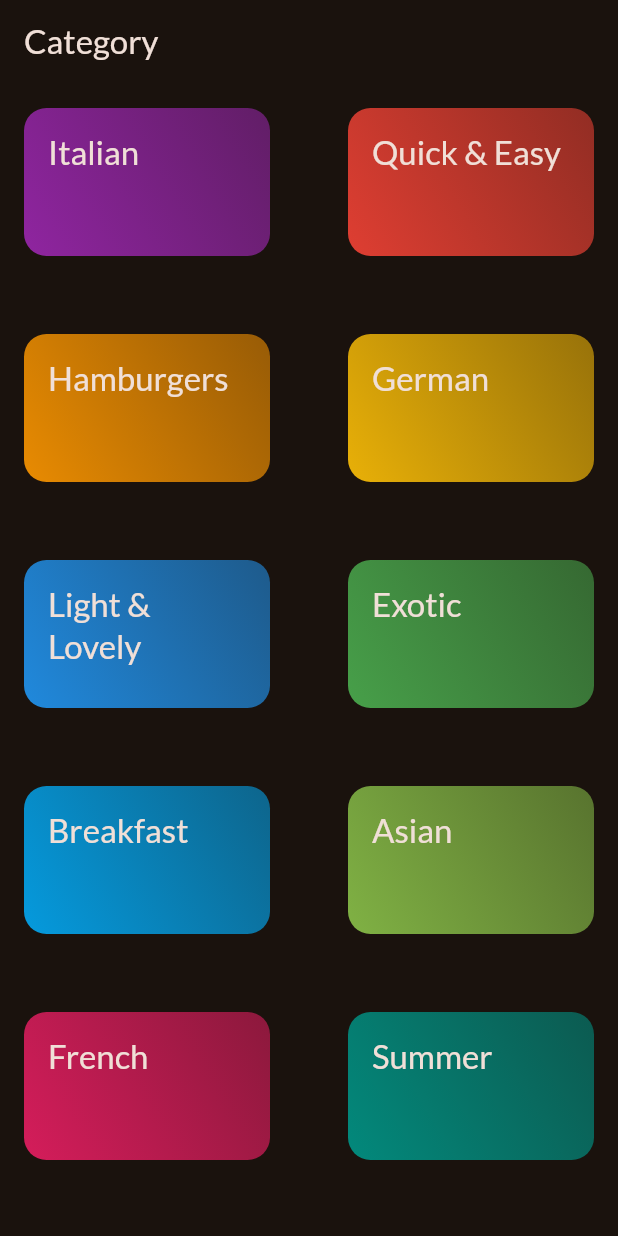
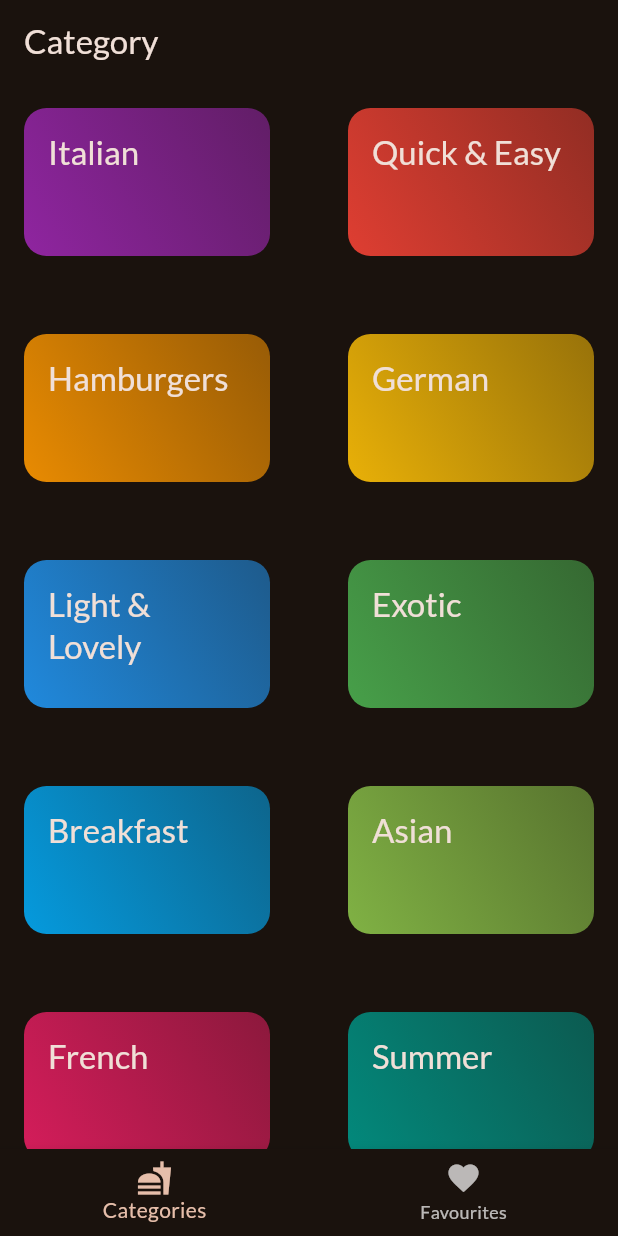
Before and after one commit to Nobita-17/mealsapp, a Flutter app: the screen it shows after launch, on a phone screen of 412 x 824 dp. Run offline on Flutter 3.47's test engine with Material 2 defaults, Android fonts, the phone set to English and light mode, and no system bars; our stand-ins replace google_fonts; missing offline and left inert: dart:js.

```diff
--- a/lib/data/dummy_data.dart
+++ b/lib/data/dummy_data.dart
@@ -3,7 +3,7 @@ import 'package:flutter/material.dart';
 
 import '../model/meals.dart';
 
-const availableCategories = [
+const availableCategories = [   //We have created a list of Categories based on our data model
   Category(
     id: 'c1',
     title: 'Italian',
--- a/lib/main.dart
+++ b/lib/main.dart
@@ -2,6 +2,7 @@ import 'package:flutter/material.dart';
 
 import 'package:google_fonts/google_fonts.dart';
 import 'package:mealsapp/screens/mealsscreen.dart';
+import 'package:mealsapp/widget/tabs.dart';
 
 import 'data/dummy_data.dart';
 import 'screens/categories.dart';
@@ -27,7 +28,7 @@ class App extends StatelessWidget {
   Widget build(BuildContext context) {
     return MaterialApp(
         theme: theme,
-        home: CategoryScreen(),
+        home: TabsScreen()
     );
   }
 }
--- a/lib/screens/categories.dart
+++ b/lib/screens/categories.dart
@@ -6,13 +6,18 @@ import 'package:mealsapp/model/categoryy.dart';
 
 import '../widget/category_gridItems.dart';
 
+
+
 class CategoryScreen extends StatelessWidget {
   const CategoryScreen({super.key});
+
+//Build Context Store the Location of Widegt in Widegt Tree.
+//Here we are passing Build context Explictedly since our function is not inside the build function
 
   void _selectedCategory(BuildContext context, Category category) {
     final filtermeals= dummyMeals.where((meal) => meal.categories.contains(category.id)).toList();
     Navigator.of(context).push(MaterialPageRoute(builder: (ctx) => mealsscreen(title: category.title, meals: filtermeals)));
-  }
+  } //In this we are just changing the Screen
 
   @override
   Widget build(BuildContext context) {
@@ -21,17 +26,17 @@ class CategoryScreen extends StatelessWidget {
       appBar: AppBar(
         title: Text('Category'),
       ),
-      body: GridView(
-        gridDelegate: SliverGridDelegateWithFixedCrossAxisCount(
+      body: GridView(                    // Displaying our Category in a GridView
+        gridDelegate: SliverGridDelegateWithFixedCrossAxisCount(    //Set properties to our Grid
           crossAxisCount: 2,
           childAspectRatio: 3 / 2,
           crossAxisSpacing: 20,
           mainAxisSpacing: 20,
         ),
         children: [
-          for (category in availableCategories)
-            CategoryGrid(category: category, onselect: () => _selectedCategory(context, category)),
-        ],
+          for (category in availableCategories)     //Loop will Form Define Each category Grid based on the Data
+            CategoryGrid(category: category, onselect: () => _selectedCategory(context, category)),  //This widegt comes with a function
+        ],  // This function is responsible fro making chnage in screen.
       ),
     );
   }
--- a/lib/screens/mealsscreen.dart
+++ b/lib/screens/mealsscreen.dart
@@ -15,7 +15,7 @@ class mealsscreen extends StatelessWidget {
   void myselect(BuildContext context, Meal meal) {       //chnage mealscreen to mealdetailscreen
     Navigator.of(context).push(
       MaterialPageRoute(
-        builder: (ctx) => MealDetail(
+        builder: (ctx) => MealDetail(   //shift from mealiemscreen to meal detail screen
           meal: meal,
         ),
       ),
@@ -45,11 +45,11 @@ class mealsscreen extends StatelessWidget {
     );
 
     if (meals.isNotEmpty) {
-      content = ListView.builder(
+      content = ListView.builder(   //displaying List of Widegt . Data type of meal is list
         itemCount: meals.length,
         itemBuilder: (ctx, index) => MealsItemss(
           meal: meals[index],
-          onselect: myselect,   //This widegt takes this function as an argument
+          onselect: myselect,   //This widget takes this function as an argument
         ),
       );
     }
--- a/lib/widget/category_gridItems.dart
+++ b/lib/widget/category_gridItems.dart
@@ -9,13 +9,13 @@ class CategoryGrid extends StatelessWidget {
    CategoryGrid({super.key, required this.category,required this.onselect});
 
   final Category category;
-  final void Function() onselect;
+  final void Function() onselect;   //This Function is Already Defined
 
   @override
   Widget build(BuildContext context) {
     return InkWell(
       onTap: onselect,
-      splashColor: Theme.of(context).primaryColor,
+      splashColor: Theme.of(context).primaryColor,  //When user clicks he gets a hover color
       borderRadius: BorderRadius.circular(15),
 
       child: Padding(
--- /dev/null
+++ b/lib/widget/tabs.dart
@@ -0,0 +1,50 @@
+import 'package:flutter/foundation.dart';
+import 'package:flutter/material.dart';
+
+import '../screens/categories.dart';
+import '../screens/mealsscreen.dart';
+
+class TabsScreen extends StatefulWidget {
+  const TabsScreen({super.key});
+
+
+
+  @override
+  State<TabsScreen> createState() => _TabsScreenState();
+}
+
+class _TabsScreenState extends State<TabsScreen> {
+ int selectedIndex = 0;
+
+ void _select(int index) {
+   setState(() {
+     selectedIndex = index;
+   });
+ }
+
+  @override
+
+
+  Widget build(BuildContext context) {
+    Widget activescreen = CategoryScreen();
+
+
+    if(selectedIndex==1){
+      activescreen= const mealsscreen(meals: [], title: '',);
+
+    }
+
+    return Scaffold(
+      body: activescreen,
+      bottomNavigationBar: BottomNavigationBar(
+        onTap: _select,
+        currentIndex: selectedIndex,
+        items: [
+          BottomNavigationBarItem(icon: Icon(Icons.fastfood_sharp),label: 'Categories'),
+          BottomNavigationBarItem(icon: Icon(Icons.favorite),label: 'Favourites'),
+      ],
+
+      ),
+    );
+  }
+}
```
Also changed, not shown: lib/screens/mealdetail.dart (+47 -7 lines).
